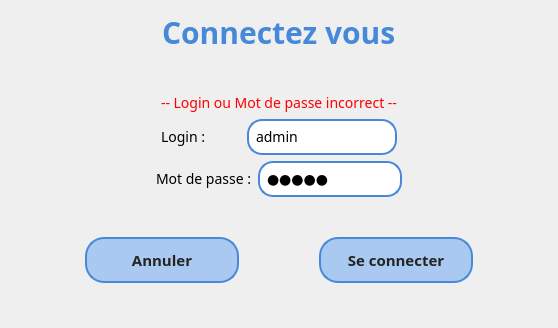
EnzoSimon/CircuitCourtBackOffice, file dialogconnexion.ui: the form before one commit.
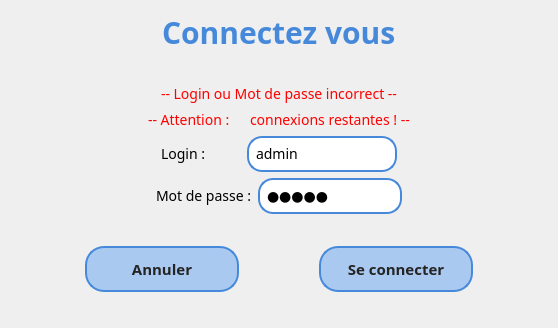
The form after the commit.

```diff
--- a/dialogconnexion.ui
+++ b/dialogconnexion.ui
@@ -12,7 +12,6 @@
   </property>
   <property name="font">
    <font>
-    <family>Quicksand</family>
     <pointsize>-1</pointsize>
    </font>
   </property>
@@ -149,6 +148,66 @@
      </item>
     </layout>
    </item>
+   <item>
+    <layout class="QHBoxLayout" name="horizontalLayout_6">
+     <item>
+      <spacer name="horizontalSpacer_13">
+       <property name="orientation">
+        <enum>Qt::Horizontal</enum>
+       </property>
+       <property name="sizeHint" stdset="0">
+        <size>
+         <width>40</width>
+         <height>20</height>
+        </size>
+       </property>
+      </spacer>
+     </item>
+     <item>
+      <widget class="QLabel" name="labelAttention">
+       <property name="styleSheet">
+        <string notr="true">color: red; </string>
+       </property>
+       <property name="text">
+        <string>-- Attention :</string>
+       </property>
+      </widget>
+     </item>
+     <item>
+      <widget class="QLabel" name="labelNbConnexions">
+       <property name="styleSheet">
+        <string notr="true">color: red; min-width: 7px;</string>
+       </property>
+       <property name="text">
+        <string/>
+       </property>
+      </widget>
+     </item>
+     <item>
+      <widget class="QLabel" name="labelConnexion">
+       <property name="styleSheet">
+        <string notr="true">color: red; </string>
+       </property>
+       <property name="text">
+        <string>connexions restantes ! --</string>
+       </property>
+      </widget>
+     </item>
+     <item>
+      <spacer name="horizontalSpacer_12">
+       <property name="orientation">
+        <enum>Qt::Horizontal</enum>
+       </property>
+       <property name="sizeHint" stdset="0">
+        <size>
+         <width>40</width>
+         <height>20</height>
+        </size>
+       </property>
+      </spacer>
+     </item>
+    </layout>
+   </item>
    <item>
     <layout class="QHBoxLayout" name="horizontalLayout_2">
      <item>
```
